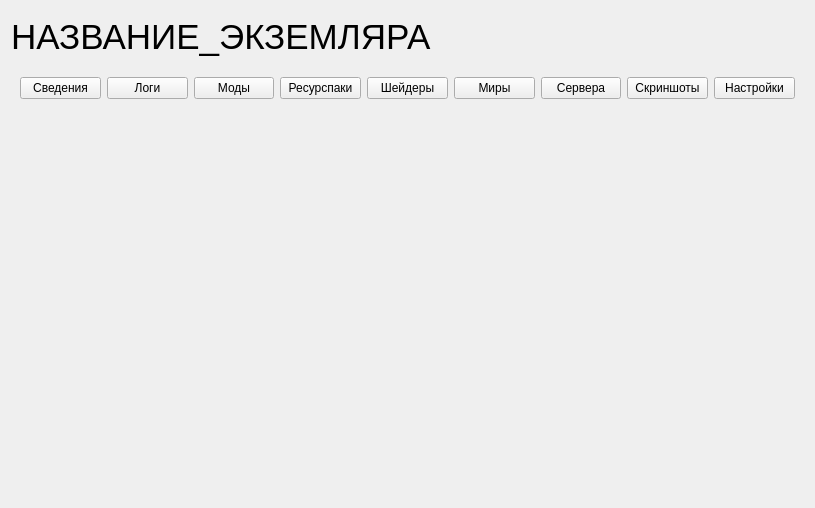
This is assets/ui/widgets/current_instance.ui in Fugach/launcher as Qt 5 draws it before an edit. The edited form follows.
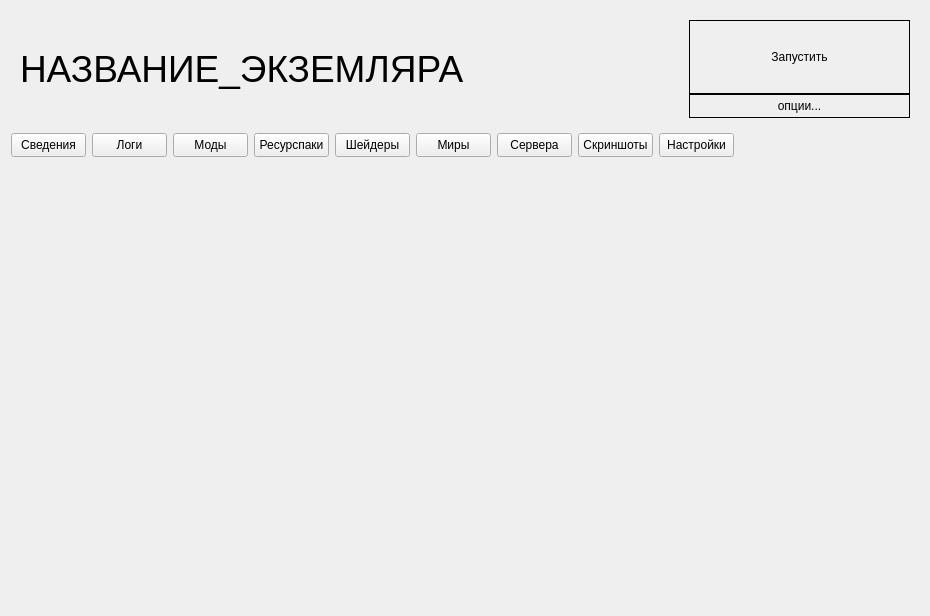
This is the edited form. The open tabs and pages were chosen to show the change.

The edit to the form file:
```diff
--- a/assets/ui/widgets/current_instance.ui
+++ b/assets/ui/widgets/current_instance.ui
@@ -6,95 +6,268 @@
    <rect>
     <x>0</x>
     <y>0</y>
-    <width>815</width>
-    <height>508</height>
+    <width>930</width>
+    <height>616</height>
    </rect>
   </property>
   <property name="windowTitle">
    <string>Form</string>
   </property>
-  <layout class="QVBoxLayout" name="verticalLayout" stretch="2,1,15">
+  <layout class="QVBoxLayout" name="verticalLayout" stretch="4,1,15">
    <item>
-    <widget class="QLabel" name="label">
-     <property name="font">
-      <font>
-       <pointsize>26</pointsize>
-      </font>
-     </property>
-     <property name="text">
-      <string>НАЗВАНИЕ_ЭКЗЕМЛЯРА</string>
-     </property>
-    </widget>
-   </item>
-   <item>
-    <widget class="QWidget" name="widget" native="true">
-     <layout class="QHBoxLayout" name="horizontalLayout">
+    <widget class="QWidget" name="widget_2" native="true">
+     <layout class="QHBoxLayout" name="horizontalLayout_2" stretch="3,1">
       <item>
-       <widget class="QPushButton" name="pushButton">
-        <property name="text">
-         <string>Сведения</string>
+       <widget class="QLabel" name="label">
+        <property name="font">
+         <font>
+          <pointsize>28</pointsize>
+         </font>
         </property>
-       </widget>
-      </item>
-      <item>
-       <widget class="QPushButton" name="pushButton_2">
         <property name="text">
-         <string>Логи</string>
+         <string>НАЗВАНИЕ_ЭКЗЕМЛЯРА</string>
         </property>
        </widget>
       </item>
       <item>
-       <widget class="QPushButton" name="pushButton_3">
-        <property name="text">
-         <string>Моды</string>
+       <widget class="QWidget" name="widget_3" native="true">
+        <property name="styleSheet">
+         <string notr="true">border: none;</string>
         </property>
-       </widget>
-      </item>
-      <item>
-       <widget class="QPushButton" name="pushButton_4">
-        <property name="text">
-         <string>Ресурспаки</string>
-        </property>
-       </widget>
-      </item>
-      <item>
-       <widget class="QPushButton" name="pushButton_5">
-        <property name="text">
-         <string>Шейдеры</string>
-        </property>
-       </widget>
-      </item>
-      <item>
-       <widget class="QPushButton" name="pushButton_6">
-        <property name="text">
-         <string>Миры</string>
-        </property>
-       </widget>
-      </item>
-      <item>
-       <widget class="QPushButton" name="pushButton_8">
-        <property name="text">
-         <string>Сервера</string>
-        </property>
-       </widget>
-      </item>
-      <item>
-       <widget class="QPushButton" name="pushButton_9">
-        <property name="text">
-         <string>Скриншоты</string>
-        </property>
-       </widget>
-      </item>
-      <item>
-       <widget class="QPushButton" name="pushButton_7">
-        <property name="text">
-         <string>Настройки</string>
-        </property>
+        <layout class="QVBoxLayout" name="verticalLayout_2" stretch="3,1">
+         <property name="spacing">
+          <number>0</number>
+         </property>
+         <property name="leftMargin">
+          <number>0</number>
+         </property>
+         <property name="topMargin">
+          <number>0</number>
+         </property>
+         <property name="rightMargin">
+          <number>0</number>
+         </property>
+         <property name="bottomMargin">
+          <number>0</number>
+         </property>
+         <item>
+          <widget class="QPushButton" name="pushButton_10">
+           <property name="sizePolicy">
+            <sizepolicy hsizetype="Expanding" vsizetype="Minimum">
+             <horstretch>0</horstretch>
+             <verstretch>0</verstretch>
+            </sizepolicy>
+           </property>
+           <property name="styleSheet">
+            <string notr="true">border: 1px solid black;
+</string>
+           </property>
+           <property name="text">
+            <string>Запустить</string>
+           </property>
+          </widget>
+         </item>
+         <item>
+          <widget class="QPushButton" name="pushButton_11">
+           <property name="sizePolicy">
+            <sizepolicy hsizetype="Expanding" vsizetype="Minimum">
+             <horstretch>0</horstretch>
+             <verstretch>0</verstretch>
+            </sizepolicy>
+           </property>
+           <property name="styleSheet">
+            <string notr="true">border: 1px solid black;
+</string>
+           </property>
+           <property name="text">
+            <string>опции...</string>
+           </property>
+           <property name="autoExclusive">
+            <bool>false</bool>
+           </property>
+          </widget>
+         </item>
+        </layout>
        </widget>
       </item>
      </layout>
     </widget>
    </item>
+   <item>
+    <widget class="QWidget" name="widget" native="true">
+     <widget class="QPushButton" name="pushButton_8">
+      <property name="geometry">
+       <rect>
+        <x>486</x>
+        <y>0</y>
+        <width>75</width>
+        <height>24</height>
+       </rect>
+      </property>
+      <property name="sizePolicy">
+       <sizepolicy hsizetype="Maximum" vsizetype="Maximum">
+        <horstretch>0</horstretch>
+        <verstretch>0</verstretch>
+       </sizepolicy>
+      </property>
+      <property name="text">
+       <string>Сервера</string>
+      </property>
+     </widget>
+     <widget class="QPushButton" name="pushButton">
+      <property name="geometry">
+       <rect>
+        <x>0</x>
+        <y>0</y>
+        <width>75</width>
+        <height>24</height>
+       </rect>
+      </property>
+      <property name="sizePolicy">
+       <sizepolicy hsizetype="Maximum" vsizetype="Maximum">
+        <horstretch>0</horstretch>
+        <verstretch>0</verstretch>
+       </sizepolicy>
+      </property>
+      <property name="text">
+       <string>Сведения</string>
+      </property>
+     </widget>
+     <widget class="QPushButton" name="pushButton_4">
+      <property name="geometry">
+       <rect>
+        <x>243</x>
+        <y>0</y>
+        <width>75</width>
+        <height>24</height>
+       </rect>
+      </property>
+      <property name="sizePolicy">
+       <sizepolicy hsizetype="Maximum" vsizetype="Maximum">
+        <horstretch>0</horstretch>
+        <verstretch>0</verstretch>
+       </sizepolicy>
+      </property>
+      <property name="text">
+       <string>Ресурспаки</string>
+      </property>
+     </widget>
+     <widget class="QPushButton" name="pushButton_7">
+      <property name="geometry">
+       <rect>
+        <x>648</x>
+        <y>0</y>
+        <width>75</width>
+        <height>24</height>
+       </rect>
+      </property>
+      <property name="sizePolicy">
+       <sizepolicy hsizetype="Maximum" vsizetype="Maximum">
+        <horstretch>0</horstretch>
+        <verstretch>0</verstretch>
+       </sizepolicy>
+      </property>
+      <property name="text">
+       <string>Настройки</string>
+      </property>
+     </widget>
+     <widget class="QPushButton" name="pushButton_2">
+      <property name="geometry">
+       <rect>
+        <x>81</x>
+        <y>0</y>
+        <width>75</width>
+        <height>24</height>
+       </rect>
+      </property>
+      <property name="sizePolicy">
+       <sizepolicy hsizetype="Maximum" vsizetype="Maximum">
+        <horstretch>0</horstretch>
+        <verstretch>0</verstretch>
+       </sizepolicy>
+      </property>
+      <property name="text">
+       <string>Логи</string>
+      </property>
+     </widget>
+     <widget class="QPushButton" name="pushButton_3">
+      <property name="geometry">
+       <rect>
+        <x>162</x>
+        <y>0</y>
+        <width>75</width>
+        <height>24</height>
+       </rect>
+      </property>
+      <property name="sizePolicy">
+       <sizepolicy hsizetype="Maximum" vsizetype="Maximum">
+        <horstretch>0</horstretch>
+        <verstretch>0</verstretch>
+       </sizepolicy>
+      </property>
+      <property name="text">
+       <string>Моды</string>
+      </property>
+     </widget>
+     <widget class="QPushButton" name="pushButton_9">
+      <property name="geometry">
+       <rect>
+        <x>567</x>
+        <y>0</y>
+        <width>75</width>
+        <height>24</height>
+       </rect>
+      </property>
+      <property name="sizePolicy">
+       <sizepolicy hsizetype="Maximum" vsizetype="Maximum">
+        <horstretch>0</horstretch>
+        <verstretch>0</verstretch>
+       </sizepolicy>
+      </property>
+      <property name="text">
+       <string>Скриншоты</string>
+      </property>
+     </widget>
+     <widget class="QPushButton" name="pushButton_5">
+      <property name="geometry">
+       <rect>
+        <x>324</x>
+        <y>0</y>
+        <width>75</width>
+        <height>24</height>
+       </rect>
+      </property>
+      <property name="sizePolicy">
+       <sizepolicy hsizetype="Maximum" vsizetype="Maximum">
+        <horstretch>0</horstretch>
+        <verstretch>0</verstretch>
+       </sizepolicy>
+      </property>
+      <property name="text">
+       <string>Шейдеры</string>
+      </property>
+     </widget>
+     <widget class="QPushButton" name="pushButton_6">
+      <property name="geometry">
+       <rect>
+        <x>405</x>
+        <y>0</y>
+        <width>75</width>
+        <height>24</height>
+       </rect>
+      </property>
+      <property name="sizePolicy">
+       <sizepolicy hsizetype="Maximum" vsizetype="Maximum">
+        <horstretch>0</horstretch>
+        <verstretch>0</verstretch>
+       </sizepolicy>
+      </property>
+      <property name="text">
+       <string>Миры</string>
+      </property>
+     </widget>
+    </widget>
+   </item>
    <item>
     <widget class="QStackedWidget" name="stackedWidget">
      <widget class="QWidget" name="page"/>
```
Left out of the diff: 3 changed lines with no effect on the pictures.
